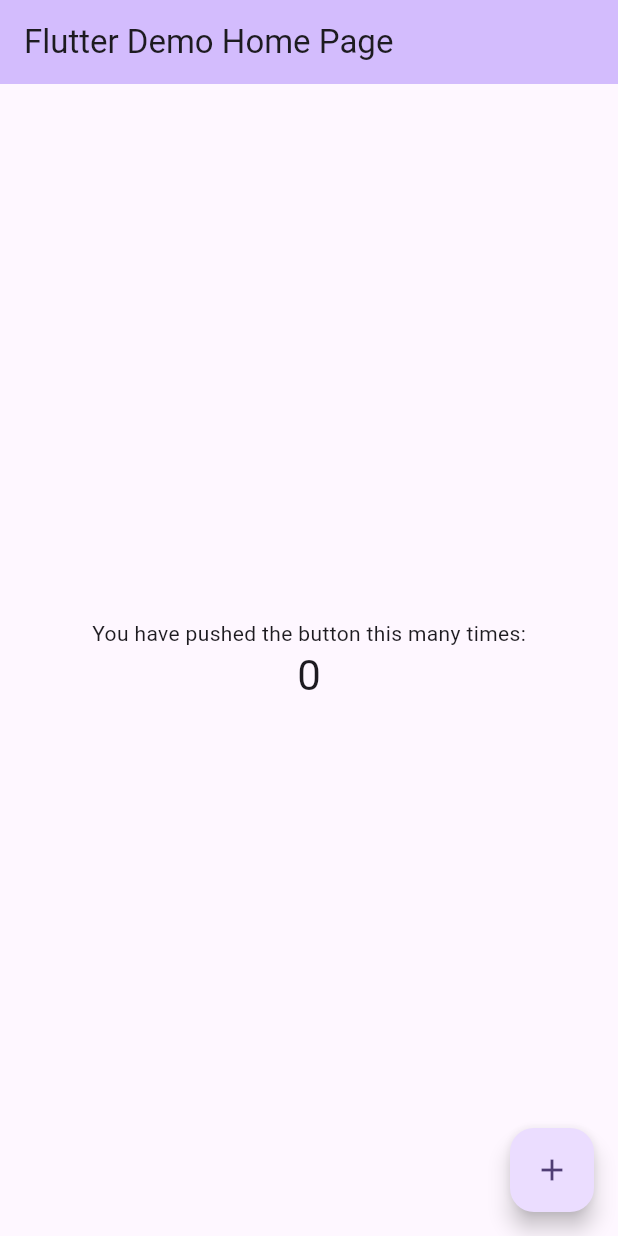
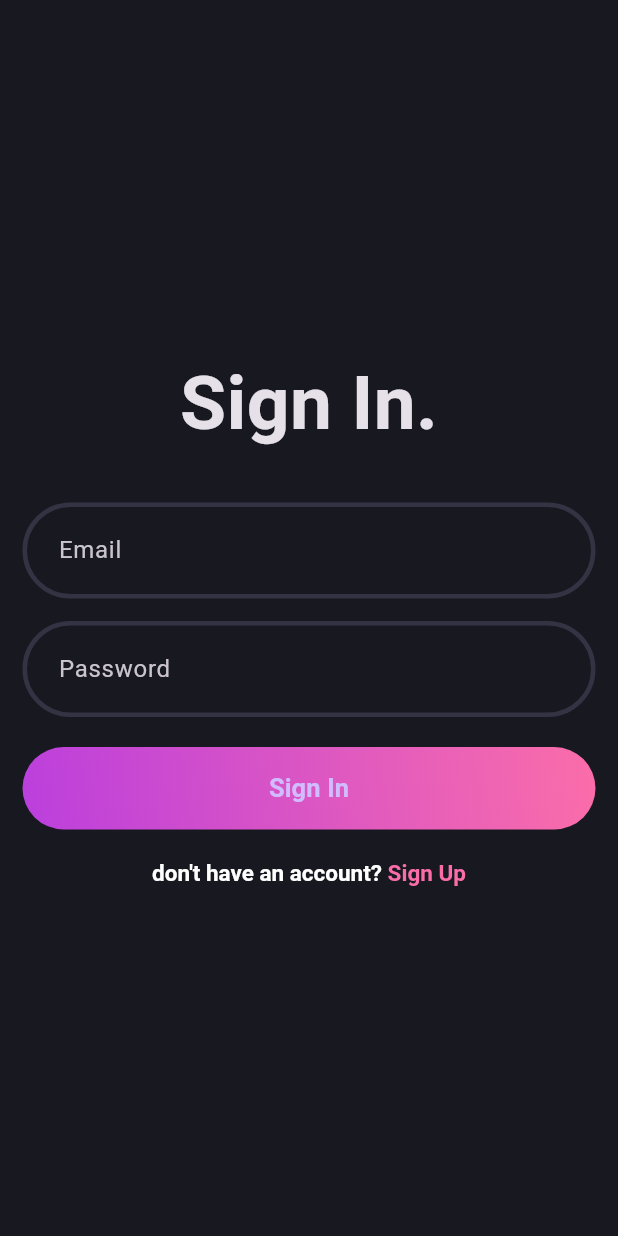
Before and after one commit to Bilelbourgou/Blog_app, a Flutter app: the screen it shows after launch, on a phone screen of 412 x 824 dp. Run offline on Flutter 3.47's test engine with Material 3 defaults, Android fonts, the phone set to English and light mode, and no system bars.

Commit message:
create auth UI

```diff
--- /dev/null
+++ b/blog_app/lib/core/theme/app_pallete.dart
@@ -0,0 +1,13 @@
+import 'package:flutter/material.dart';
+
+class AppPallete {
+  static const Color backgroundColor = Color.fromRGBO(24, 24, 32, 1);
+  static const Color gradient1 = Color.fromRGBO(187, 63, 221, 1);
+  static const Color gradient2 = Color.fromRGBO(251, 109, 169, 1);
+  static const Color gradient3 = Color.fromRGBO(255, 159, 124, 1);
+  static const Color borderColor = Color.fromRGBO(52, 51, 67, 1);
+  static const Color whiteColor = Colors.white;
+  static const Color greyColor = Colors.grey;
+  static const Color errorColor = Colors.redAccent;
+  static const Color transparentColor = Colors.transparent;
+}
--- /dev/null
+++ b/blog_app/lib/core/theme/theme.dart
@@ -0,0 +1,19 @@
+import 'package:blog_app/core/theme/app_pallete.dart';
+import 'package:flutter/material.dart';
+
+class AppTheme {
+   static _border([Color color = AppPallete.borderColor]) => OutlineInputBorder(
+      borderSide:  BorderSide(
+        color: color,
+        width: 3,
+      ),
+      borderRadius: BorderRadius.circular(50));
+  static final darkThemeMode = ThemeData.dark().copyWith(
+    scaffoldBackgroundColor: AppPallete.backgroundColor,
+    inputDecorationTheme: InputDecorationTheme(
+      contentPadding: const EdgeInsets.all(20),
+      enabledBorder: _border(),
+      focusedBorder: _border(AppPallete.gradient2),
+    ),
+  );
+}
--- /dev/null
+++ b/blog_app/lib/features/auth/presentation/pages/login_page.dart
@@ -0,0 +1,75 @@
+import 'package:blog_app/core/theme/app_pallete.dart';
+import 'package:blog_app/features/auth/presentation/widgets/auth_field.dart';
+import 'package:blog_app/features/auth/presentation/widgets/auth_gradient_button.dart';
+import 'package:flutter/material.dart';
+
+class LoginPage extends StatefulWidget {
+  const LoginPage({super.key});
+  @override
+  State<LoginPage> createState() => _LoginPageState();
+}
+
+class _LoginPageState extends State<LoginPage> {
+  final emailController = TextEditingController();
+  final passwordController = TextEditingController();
+  final formKey = GlobalKey();
+
+  @override
+  void dispose() {
+    emailController.dispose();
+    passwordController.dispose();
+    super.dispose();
+  }
+
+  @override
+  Widget build(BuildContext context) {
+    return Scaffold(
+      body: Padding(
+        padding: const EdgeInsets.all(15.0),
+        child: Form(
+          key: formKey,
+          child: Column(
+            mainAxisAlignment: MainAxisAlignment.center,
+            children: [
+              const Text(
+                "Sign In.",
+                style: TextStyle(
+                  fontSize: 50,
+                  fontWeight: FontWeight.bold,
+                ),
+              ),
+              const SizedBox(height: 30),
+              AuthField(
+                hintText: 'Email',
+                controller: emailController,
+              ),
+              const SizedBox(height: 15),
+              AuthField(
+                hintText: 'Password',
+                controller: passwordController,
+                isObscureText: true,
+              ),
+              const SizedBox(height: 20),
+              const AuthGradientButton(buttonText: 'Sign In',),
+              const SizedBox(height: 20),
+              RichText(
+                text: const TextSpan(
+                    text: "don't have an account? ",
+                    style: TextStyle(fontSize: 15, fontWeight: FontWeight.w600),
+                    children: [
+                      TextSpan(
+                        text: "Sign Up",
+                        style: TextStyle(
+                            fontSize: 15,
+                            fontWeight: FontWeight.w600,
+                            color: AppPallete.gradient2),
+                      )
+                    ]),
+              )
+            ],
+          ),
+        ),
+      ),
+    );
+  }
+}
--- /dev/null
+++ b/blog_app/lib/features/auth/presentation/widgets/auth_field.dart
@@ -0,0 +1,27 @@
+import 'package:flutter/material.dart';
+
+class AuthField extends StatelessWidget {
+  final String hintText;
+  final TextEditingController controller;
+  final bool isObscureText;
+  const AuthField(
+      {super.key,
+      required this.hintText,
+      required this.controller,
+      this.isObscureText = false});
+
+  @override
+  Widget build(BuildContext context) {
+    return TextFormField(
+      controller: controller,
+      decoration: InputDecoration(hintText: hintText),
+      validator: (value) {
+        if (value == null || value.isEmpty) {
+          return "$hintText is missing!";
+        }
+        return null;
+      },
+      obscureText: isObscureText,
+    );
+  }
+}
--- /dev/null
+++ b/blog_app/lib/features/auth/presentation/widgets/auth_gradient_button.dart
@@ -0,0 +1,30 @@
+import 'package:flutter/material.dart';
+import 'package:blog_app/core/theme/app_pallete.dart';
+
+class AuthGradientButton extends StatelessWidget {
+  final String buttonText;
+  const AuthGradientButton({super.key, required this.buttonText});
+
+  @override
+  Widget build(BuildContext context) {
+    return Container(
+      decoration: BoxDecoration(
+          gradient: const LinearGradient(colors: [
+            AppPallete.gradient1,
+            AppPallete.gradient2,
+          ], begin: Alignment.bottomLeft, end: Alignment.topRight),
+          borderRadius: BorderRadius.circular(50)),
+      child: ElevatedButton(
+        onPressed: () {},
+        style: ElevatedButton.styleFrom(
+            fixedSize: const Size(395, 55),
+            backgroundColor: Colors.transparent,
+            shadowColor: Colors.transparent),
+        child:  Text(
+          buttonText,
+          style: const TextStyle(fontSize: 17, fontWeight: FontWeight.w600),
+        ),
+      ),
+    );
+  }
+}
--- a/blog_app/lib/main.dart
+++ b/blog_app/lib/main.dart
@@ -1,3 +1,6 @@
+import 'package:blog_app/core/theme/theme.dart';
+import 'package:blog_app/features/auth/presentation/pages/login_page.dart';
+import 'package:blog_app/features/auth/presentation/pages/signup_page.dart';
 import 'package:flutter/material.dart';
 
 void main() {
@@ -11,115 +14,10 @@ class MyApp extends StatelessWidget {
   @override
   Widget build(BuildContext context) {
     return MaterialApp(
-      title: 'Flutter Demo',
-      theme: ThemeData(
-        // This is the theme of your application.
-        //
-        // TRY THIS: Try running your application with "flutter run". You'll see
-        // the application has a purple toolbar. Then, without quitting the app,
-        // try changing the seedColor in the colorScheme below to Colors.green
-        // and then invoke "hot reload" (save your changes or press the "hot
-        // reload" button in a Flutter-supported IDE, or press "r" if you used
-        // the command line to start the app).
-        //
-        // Notice that the counter didn't reset back to zero; the application
-        // state is not lost during the reload. To reset the state, use hot
-        // restart instead.
-        //
-        // This works for code too, not just values: Most code changes can be
-        // tested with just a hot reload.
-        colorScheme: ColorScheme.fromSeed(seedColor: Colors.deepPurple),
-        useMaterial3: true,
-      ),
-      home: const MyHomePage(title: 'Flutter Demo Home Page'),
+      title: 'Blog App',
+      debugShowCheckedModeBanner: false,
+      theme: AppTheme.darkThemeMode,
+      home: const LoginPage(),
     );
   }
 }
-
-class MyHomePage extends StatefulWidget {
-  const MyHomePage({super.key, required this.title});
-
-  // This widget is the home page of your application. It is stateful, meaning
-  // that it has a State object (defined below) that contains fields that affect
-  // how it looks.
-
-  // This class is the configuration for the state. It holds the values (in this
-  // case the title) provided by the parent (in this case the App widget) and
-  // used by the build method of the State. Fields in a Widget subclass are
-  // always marked "final".
-
-  final String title;
-
-  @override
-  State<MyHomePage> createState() => _MyHomePageState();
-}
-
-class _MyHomePageState extends State<MyHomePage> {
-  int _counter = 0;
-
-  void _incrementCounter() {
-    setState(() {
-      // This call to setState tells the Flutter framework that something has
-      // changed in this State, which causes it to rerun the build method below
-      // so that the display can reflect the updated values. If we changed
-      // _counter without calling setState(), then the build method would not be
-      // called again, and so nothing would appear to happen.
-      _counter++;
-    });
-  }
-
-  @override
-  Widget build(BuildContext context) {
-    // This method is rerun every time setState is called, for instance as done
-    // by the _incrementCounter method above.
-    //
-    // The Flutter framework has been optimized to make rerunning build methods
-    // fast, so that you can just rebuild anything that needs updating rather
-    // than having to individually change instances of widgets.
-    return Scaffold(
-      appBar: AppBar(
-        // TRY THIS: Try changing the color here to a specific color (to
-        // Colors.amber, perhaps?) and trigger a hot reload to see the AppBar
-        // change color while the other colors stay the same.
-        backgroundColor: Theme.of(context).colorScheme.inversePrimary,
-        // Here we take the value from the MyHomePage object that was created by
-        // the App.build method, and use it to set our appbar title.
-        title: Text(widget.title),
-      ),
-      body: Center(
-        // Center is a layout widget. It takes a single child and positions it
-        // in the middle of the parent.
-        child: Column(
-          // Column is also a layout widget. It takes a list of children and
-          // arranges them vertically. By default, it sizes itself to fit its
-          // children horizontally, and tries to be as tall as its parent.
-          //
-          // Column has various properties to control how it sizes itself and
-          // how it positions its children. Here we use mainAxisAlignment to
-          // center the children vertically; the main axis here is the vertical
-          // axis because Columns are vertical (the cross axis would be
-          // horizontal).
-          //
-          // TRY THIS: Invoke "debug painting" (choose the "Toggle Debug Paint"
-          // action in the IDE, or press "p" in the console), to see the
-          // wireframe for each widget.
-          mainAxisAlignment: MainAxisAlignment.center,
-          children: <Widget>[
-            const Text(
-              'You have pushed the button this many times:',
-            ),
-            Text(
-              '$_counter',
-              style: Theme.of(context).textTheme.headlineMedium,
-            ),
-          ],
-        ),
-      ),
-      floatingActionButton: FloatingActionButton(
-        onPressed: _incrementCounter,
-        tooltip: 'Increment',
-        child: const Icon(Icons.add),
-      ), // This trailing comma makes auto-formatting nicer for build methods.
-    );
-  }
-}
```
Also changed, not shown: blog_app/lib/features/auth/presentation/pages/signup_page.dart (added, +82 -0 lines).
